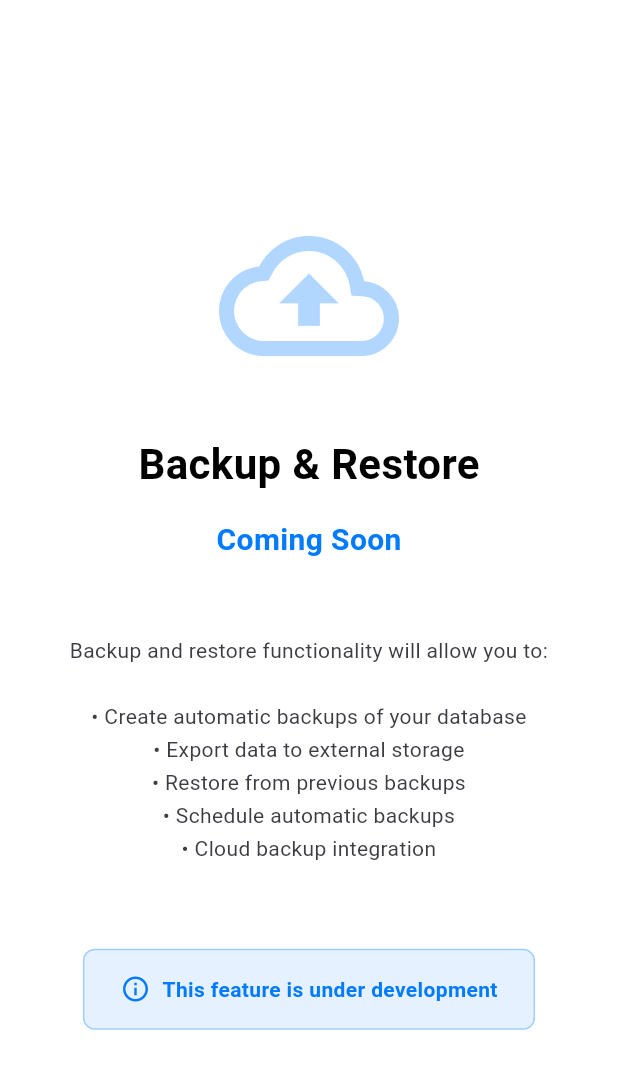
After one commit to drdixit/motobill, a Flutter app: the BackupSettingsScreen screen opened directly, on a phone screen of 412 x 824 dp. The commit adds this screen. Shown: the top 1069 px of the screen. Run offline on Flutter 3.47's test engine with Material 3 defaults, Android fonts, the phone set to English and light mode, and no system bars; our stand-ins replace file_picker, flutter_riverpod, pdf, printing, sqflite, sqflite_common and 1 more; missing offline and left inert: excel; accounts and stored records are empty.

Commit message:
ADDED: DUMMY BACKUP TAB

```diff
--- a/lib/view/screens/masters/products_screen.dart
+++ b/lib/view/screens/masters/products_screen.dart
@@ -465,12 +465,10 @@ class _ProductsScreenState extends ConsumerState<ProductsScreen> {
               ),
               const SizedBox(width: 12),
             ],
-            // Description - Reduced flexible space (if present)
+            // Description - Fixed space (if present)
             if (product.description != null && product.description!.isNotEmpty)
-              Flexible(
-                child: Container(
-                  alignment: Alignment.centerLeft,
-                  constraints: const BoxConstraints(maxWidth: 150),
+              SizedBox(
+                width: 150,
                 child: Text(
                   product.description!,
                   style: const TextStyle(
@@ -480,8 +478,9 @@ class _ProductsScreenState extends ConsumerState<ProductsScreen> {
                   overflow: TextOverflow.ellipsis,
                 ),
               ),
-              ),
-            if (product.description == null || product.description!.isEmpty)
+            if (product.description != null && product.description!.isNotEmpty)
+              const SizedBox(width: 12),
+            // Spacer to push buttons to the right consistently
             const Spacer(),
             const SizedBox(width: 12),
             // Action buttons
--- /dev/null
+++ b/lib/view/screens/settings/backup_settings_screen.dart
@@ -0,0 +1,100 @@
+import 'package:flutter/material.dart';
+import '../../../core/constants/app_colors.dart';
+import '../../../core/constants/app_sizes.dart';
+
+class BackupSettingsScreen extends StatelessWidget {
+  const BackupSettingsScreen({super.key});
+
+  @override
+  Widget build(BuildContext context) {
+    return Scaffold(
+      backgroundColor: AppColors.background,
+      body: Center(
+        child: Column(
+          mainAxisAlignment: MainAxisAlignment.center,
+          children: [
+            Icon(
+              Icons.backup_outlined,
+              size: 120,
+              color: AppColors.primary.withOpacity(0.3),
+            ),
+            const SizedBox(height: AppSizes.paddingXL),
+            Text(
+              'Backup & Restore',
+              style: TextStyle(
+                fontSize: 28,
+                fontWeight: FontWeight.bold,
+                color: AppColors.textPrimary,
+                fontFamily: 'Roboto',
+              ),
+            ),
+            const SizedBox(height: AppSizes.paddingM),
+            Text(
+              'Coming Soon',
+              style: TextStyle(
+                fontSize: 20,
+                fontWeight: FontWeight.w600,
+                color: AppColors.primary,
+                fontFamily: 'Roboto',
+              ),
+            ),
+            const SizedBox(height: AppSizes.paddingL),
+            Container(
+              padding: const EdgeInsets.symmetric(
+                horizontal: AppSizes.paddingXL,
+                vertical: AppSizes.paddingL,
+              ),
+              constraints: const BoxConstraints(maxWidth: 500),
+              child: Text(
+                'Backup and restore functionality will allow you to:\n\n'
+                '• Create automatic backups of your database\n'
+                '• Export data to external storage\n'
+                '• Restore from previous backups\n'
+                '• Schedule automatic backups\n'
+                '• Cloud backup integration',
+                textAlign: TextAlign.center,
+                style: TextStyle(
+                  fontSize: AppSizes.fontM,
+                  color: AppColors.textSecondary,
+                  height: 1.6,
+                  fontFamily: 'Roboto',
+                ),
+              ),
+            ),
+            const SizedBox(height: AppSizes.paddingXL),
+            Container(
+              padding: const EdgeInsets.symmetric(
+                horizontal: AppSizes.paddingL,
+                vertical: AppSizes.paddingM,
+              ),
+              decoration: BoxDecoration(
+                color: AppColors.primary.withOpacity(0.1),
+                borderRadius: BorderRadius.circular(AppSizes.radiusM),
+                border: Border.all(
+                  color: AppColors.primary.withOpacity(0.3),
+                  width: 1,
+                ),
+              ),
+              child: Row(
+                mainAxisSize: MainAxisSize.min,
+                children: [
+                  Icon(Icons.info_outline, size: 20, color: AppColors.primary),
+                  const SizedBox(width: AppSizes.paddingS),
+                  Text(
+                    'This feature is under development',
+                    style: TextStyle(
+                      fontSize: AppSizes.fontM,
+                      fontWeight: FontWeight.w600,
+                      color: AppColors.primary,
+                      fontFamily: 'Roboto',
+                    ),
+                  ),
+                ],
+              ),
+            ),
+          ],
+        ),
+      ),
+    );
+  }
+}
--- a/lib/view/screens/settings_screen.dart
+++ b/lib/view/screens/settings_screen.dart
@@ -4,6 +4,7 @@ import '../../core/constants/app_sizes.dart';
 import 'settings/company_settings_screen.dart';
 import 'settings/whatsapp_settings_screen.dart';
 import 'settings/printer_settings_screen.dart';
+import 'settings/backup_settings_screen.dart';
 
 class SettingsScreen extends StatelessWidget {
   const SettingsScreen({super.key});
@@ -11,7 +12,7 @@ class SettingsScreen extends StatelessWidget {
   @override
   Widget build(BuildContext context) {
     return DefaultTabController(
-      length: 3,
+      length: 4,
       child: Scaffold(
         backgroundColor: AppColors.background,
         body: Column(
@@ -42,6 +43,7 @@ class SettingsScreen extends StatelessWidget {
                   Tab(text: 'Company'),
                   Tab(text: 'WhatsApp'),
                   Tab(text: 'Printer'),
+                  Tab(text: 'Backup'),
                 ],
               ),
             ),
@@ -52,6 +54,7 @@ class SettingsScreen extends StatelessWidget {
                   CompanySettingsScreen(),
                   WhatsappSettingsScreen(),
                   PrinterSettingsScreen(),
+                  BackupSettingsScreen(),
                 ],
               ),
             ),
```
Lines whose indentation alone changed are shown as unchanged.
